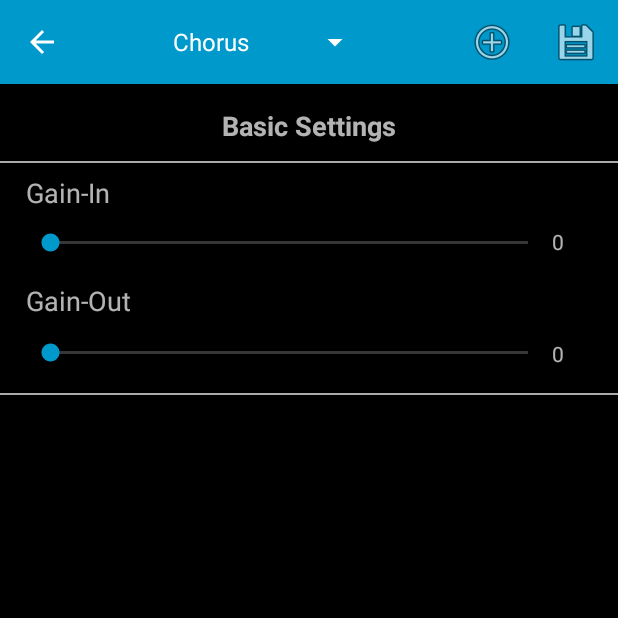
After one commit to NoahPena/Multi-Effect-Guitar-Pedal, an Android app: the EffectsActivity screen opened directly, with no data from a screen before it, on a phone screen of 412 x 824 dp, the top half of it. The commit adds this screen. Run offline under Robolectric (Android 15) with nearby library versions, the phone set to English and light mode, and no system bars.

Commit message:
Added Effects Page and created Delay and Chorus layouts

```diff
--- a/Mobile Applications/Multi-Effect-Guitar-Pedal-Android/app/src/main/AndroidManifest.xml
+++ b/Mobile Applications/Multi-Effect-Guitar-Pedal-Android/app/src/main/AndroidManifest.xml
@@ -16,6 +16,9 @@
                 <category android:name="android.intent.category.LAUNCHER" />
             </intent-filter>
         </activity>
+
+        <activity android:name=".Activities.EffectsActivity"
+            android:theme="@style/MainMenuTheme"></activity>
     </application>
 
 </manifest>
--- /dev/null
+++ b/Mobile Applications/Multi-Effect-Guitar-Pedal-Android/app/src/main/java/com/noahpena/multi_effect_guitar_pedal/Activities/EffectsActivity.java
@@ -0,0 +1,115 @@
+package com.noahpena.multi_effect_guitar_pedal.Activities;
+
+import android.os.Bundle;
+import android.support.annotation.Nullable;
+import android.support.v4.app.FragmentTransaction;
+import android.support.v7.app.AppCompatActivity;
+import android.support.v7.widget.Toolbar;
+import android.util.Log;
+import android.view.Menu;
+import android.view.MenuInflater;
+import android.view.MenuItem;
+import android.view.View;
+import android.widget.AdapterView;
+import android.widget.Spinner;
+
+import com.noahpena.multi_effect_guitar_pedal.R;
+
+/**
+ * Created by noah-pena on 11/6/16.
+ */
+
+public class EffectsActivity extends AppCompatActivity
+{
+
+    Toolbar toolbar;
+    Spinner spinner;
+
+    @Override
+    protected void onCreate(@Nullable Bundle savedInstanceState)
+    {
+        super.onCreate(savedInstanceState);
+        setContentView(R.layout.effects_layout);
+
+        spinner = (Spinner)findViewById(R.id.effectsSpinner);
+
+        toolbar = (Toolbar)findViewById(R.id.effectsToolbar);
+        setSupportActionBar(toolbar);
+        getSupportActionBar().setDisplayShowTitleEnabled(false);
+        getSupportActionBar().setDisplayHomeAsUpEnabled(true);
+        getSupportActionBar().setDisplayShowHomeEnabled(true);
+
+        toolbar.setNavigationOnClickListener(new View.OnClickListener()
+        {
+            @Override
+            public void onClick(View v)
+            {
+                finish();
+            }
+        });
+
+        Log.d("DEBUG", spinner.getSelectedItem().toString());
+
+        Bundle b = new Bundle();
+        b.putString("Effect", spinner.getSelectedItem().toString());
+
+
+        EffectsFragment fragment = new EffectsFragment();
+        fragment.setArguments(b);
+
+
+        getSupportFragmentManager().beginTransaction().add(R.id.effects_frame, fragment).commit();
+
+
+        spinner.setOnItemSelectedListener(new AdapterView.OnItemSelectedListener()
+        {
+            @Override
+            public void onItemSelected(AdapterView<?> parent, View view, int position, long id)
+            {
+                String item = spinner.getSelectedItem().toString();
+
+                Bundle b = new Bundle();
+                b.putString("Effect", item);
+
+                EffectsFragment fragment = new EffectsFragment();
+                fragment.setArguments(b);
+
+                FragmentTransaction transaction = getSupportFragmentManager().beginTransaction();
+
+                transaction.replace(R.id.effects_frame, fragment);
+                transaction.addToBackStack(null);
+                transaction.commit();
+            }
+
+            @Override
+            public void onNothingSelected(AdapterView<?> parent) {
+
+            }
+        });
+
+    }
+
+    public boolean onCreateOptionsMenu(Menu menu)
+    {
+        MenuInflater inflater = getMenuInflater();
+        inflater.inflate(R.menu.effects_toolbar_menu, menu);
+        return super.onCreateOptionsMenu(menu);
+    }
+
+    @Override
+    public boolean onOptionsItemSelected(MenuItem item) {
+        switch (item.getItemId()) {
+
+            case R.id.action_favorite:
+                // User chose the "Favorite" action, mark the current item
+                // as a favorite...
+                return true;
+
+            default:
+                // If we got here, the user's action was not recognized.
+                // Invoke the superclass to handle it.
+                return super.onOptionsItemSelected(item);
+
+        }
+    }
+}
--- /dev/null
+++ b/Mobile Applications/Multi-Effect-Guitar-Pedal-Android/app/src/main/java/com/noahpena/multi_effect_guitar_pedal/Activities/EffectsFragment.java
@@ -0,0 +1,48 @@
+package com.noahpena.multi_effect_guitar_pedal.Activities;
+
+import android.os.Bundle;
+import android.support.v4.app.Fragment;
+import android.util.Log;
+import android.view.LayoutInflater;
+import android.view.View;
+import android.view.ViewGroup;
+
+import com.noahpena.multi_effect_guitar_pedal.R;
+
+/**
+ * Created by noah-pena on 11/6/16.
+ */
+
+public class EffectsFragment extends Fragment
+{
+
+    @Override
+    public View onCreateView(LayoutInflater inflater, ViewGroup container,
+                             Bundle savedInstanceState)
+    {
+        int layout = 0;
+
+        Bundle b = this.getArguments();
+
+        String result = b.getString("Effect", "ERROR");
+
+        Log.d("DEBUG", result);
+
+        switch(result)
+        {
+            case "Chorus":
+                layout = R.layout.chorus_effect_layout;
+                break;
+
+            case "Delay":
+                layout = R.layout.delay_effect_layout;
+                break;
+
+            default:
+                layout = R.layout.chorus_effect_layout;
+                break;
+        }
+        // Inflate the layout for this fragment
+        return inflater.inflate(layout, container, false);
+    }
+}
--- /dev/null
+++ b/Mobile Applications/Multi-Effect-Guitar-Pedal-Android/app/src/main/res/layout/chorus_effect_layout.xml
@@ -0,0 +1,103 @@
+<?xml version="1.0" encoding="utf-8"?>
+<ScrollView xmlns:android="http://schemas.android.com/apk/res/android"
+    android:layout_width="match_parent"
+    android:layout_height="wrap_content"
+    android:layout_centerHorizontal="true"
+    android:layout_alignParentTop="true">
+
+
+    <RelativeLayout
+        android:layout_width="match_parent"
+        android:layout_height="500dp">
+
+        <SeekBar
+            android:layout_width="wrap_content"
+            android:layout_height="wrap_content"
+            android:layout_below="@+id/textView4"
+            android:layout_marginTop="12dp"
+            android:id="@+id/delay_delay_seekbar"
+            android:layout_alignStart="@+id/textView4"
+            android:layout_toStartOf="@+id/delay_delay_value" />
+
+        <TextView
+            android:text="0"
+            android:layout_width="wrap_content"
+            android:layout_height="wrap_content"
+            android:layout_alignTop="@+id/seekBar4"
+            android:id="@+id/chorus_gain_out_value"
+            android:layout_toEndOf="@+id/seekBar4" />
+
+        <TextView
+            android:text="Gain-Out"
+            android:layout_width="wrap_content"
+            android:layout_height="wrap_content"
+            android:layout_marginTop="17dp"
+            android:id="@+id/textView7"
+            android:layout_below="@+id/delay_delay_seekbar"
+            android:layout_alignStart="@+id/seekBar4"
+            android:textSize="18sp" />
+
+        <SeekBar
+            android:layout_width="wrap_content"
+            android:layout_height="wrap_content"
+            android:id="@+id/seekBar4"
+            android:layout_below="@+id/textView7"
+            android:layout_alignStart="@+id/delay_delay_seekbar"
+            android:layout_marginTop="13dp"
+            android:layout_toStartOf="@+id/delay_delay_value" />
+
+        <Space
+            android:layout_width="wrap_content"
+            android:layout_height="wrap_content"
+            android:layout_alignBottom="@+id/delay_delay_value"
+            android:layout_alignParentEnd="true" />
+
+        <TextView
+            android:text="0"
+            android:layout_width="wrap_content"
+            android:layout_height="wrap_content"
+            android:id="@+id/delay_delay_value"
+            android:layout_alignBottom="@+id/delay_delay_seekbar"
+            android:layout_alignParentEnd="true"
+            android:layout_marginEnd="36dp" />
+
+        <TextView
+            android:text="Basic Settings"
+            android:layout_width="wrap_content"
+            android:layout_height="wrap_content"
+            android:id="@+id/textView5"
+            android:layout_marginTop="15dp"
+            android:textSize="18sp"
+            android:textStyle="normal|bold"
+            android:layout_alignParentTop="true"
+            android:layout_centerHorizontal="true" />
+
+        <View
+            android:layout_width="match_parent"
+            android:layout_height="1dp"
+            android:background="@android:color/darker_gray"
+            android:layout_below="@+id/textView5"
+            android:layout_alignEnd="@+id/space3"
+            android:layout_marginTop="11dp" />
+
+        <View
+            android:layout_width="match_parent"
+            android:layout_height="1dp"
+            android:background="@android:color/darker_gray"
+            android:layout_below="@+id/seekBar4"
+            android:layout_alignEnd="@+id/space3"
+            android:layout_marginTop="18dp" />
+
+        <TextView
+            android:text="Gain-In"
+            android:layout_width="wrap_content"
+            android:layout_height="wrap_content"
+            android:id="@+id/textView4"
+            android:textSize="18sp"
+            android:layout_marginTop="60dp"
+            android:layout_marginStart="17dp"
+            android:layout_below="@+id/view10"
+            android:layout_alignParentStart="true" />
+
+    </RelativeLayout>
+</ScrollView>
--- /dev/null
+++ b/Mobile Applications/Multi-Effect-Guitar-Pedal-Android/app/src/main/res/layout/effects_layout.xml
@@ -0,0 +1,40 @@
+<?xml version="1.0" encoding="utf-8"?>
+<RelativeLayout xmlns:android="http://schemas.android.com/apk/res/android"
+    xmlns:tools="http://schemas.android.com/tools"
+    android:layout_width="match_parent" android:layout_height="match_parent">
+
+    <android.support.v7.widget.Toolbar
+        android:layout_width="match_parent"
+        android:layout_height="wrap_content"
+        android:background="?attr/colorPrimary"
+        android:theme="?attr/actionBarTheme"
+        android:minHeight="?attr/actionBarSize"
+        android:id="@+id/effectsToolbar"
+        android:layout_alignParentTop="true"
+        android:layout_alignParentStart="true" >
+
+
+
+    <Spinner
+        android:id="@+id/effectsSpinner"
+        android:layout_height="wrap_content"
+        android:entries="@array/effects_arrays"
+        android:layout_alignBottom="@+id/effectsToolbar"
+        android:layout_alignParentStart="true"
+        android:layout_marginStart="51dp"
+        android:layout_marginBottom="13dp"
+        android:layout_width="140dp"
+        android:popupBackground="?attr/colorButtonNormal"></Spinner>
+
+    </android.support.v7.widget.Toolbar>
+
+    <FrameLayout
+        android:layout_width="match_parent"
+        android:layout_height="match_parent"
+        android:layout_centerHorizontal="true"
+        android:layout_below="@+id/effectsToolbar"
+        android:id="@+id/effects_frame">
+
+    </FrameLayout>
+
+</RelativeLayout>
--- /dev/null
+++ b/Mobile Applications/Multi-Effect-Guitar-Pedal-Android/app/src/main/res/menu/effects_toolbar_menu.xml
@@ -0,0 +1,20 @@
+<?xml version="1.0" encoding="utf-8"?>
+<menu xmlns:android="http://schemas.android.com/apk/res/android"
+    xmlns:app="http://schemas.android.com/apk/res-auto">
+
+
+    <item
+        android:id="@+id/add_effect_button"
+        android:title="Add Effect"
+        app:showAsAction="ifRoom"
+        android:icon="@android:drawable/ic_menu_add" />
+
+    <!-- "Mark Favorite", should appear as action button if possible -->
+    <item
+        android:id="@+id/action_favorite"
+        android:title="Favorite"
+        app:showAsAction="ifRoom"
+        android:icon="@android:drawable/ic_menu_save" />
+
+
+</menu>
--- a/Mobile Applications/Multi-Effect-Guitar-Pedal-Android/app/src/main/res/values/strings.xml
+++ b/Mobile Applications/Multi-Effect-Guitar-Pedal-Android/app/src/main/res/values/strings.xml
@@ -1,3 +1,17 @@
 <resources>
     <string name="app_name">Multi-Effect-Guitar-Pedal</string>
+
+    <string-array name="effects_arrays">
+        <item>Chorus</item>
+        <item>Reverb</item>
+        <item>Delay</item>
+        <item>Echo</item>
+        <item>Flanger</item>
+        <item>Phaser</item>
+        <item>Tremolo</item>
+        <item>Overdrive</item>
+        <item>Pitch Shift</item>
+        <item>Low Pass</item>
+        <item>High Pass</item>
+    </string-array>
 </resources>
```
Also changed, not shown: Mobile Applications/Multi-Effect-Guitar-Pedal-Android/app/src/main/java/com/noahpena/multi_effect_guitar_pedal/Activities/MainActivity.java (+12 -24 lines), Mobile Applications/Multi-Effect-Guitar-Pedal-Android/app/src/main/res/layout/delay_effect_layout.xml (added, +71 -0 lines), Mobile Applications/Multi-Effect-Guitar-Pedal-Android/app/src/main/res/values/styles.xml (+8 -0 lines).
